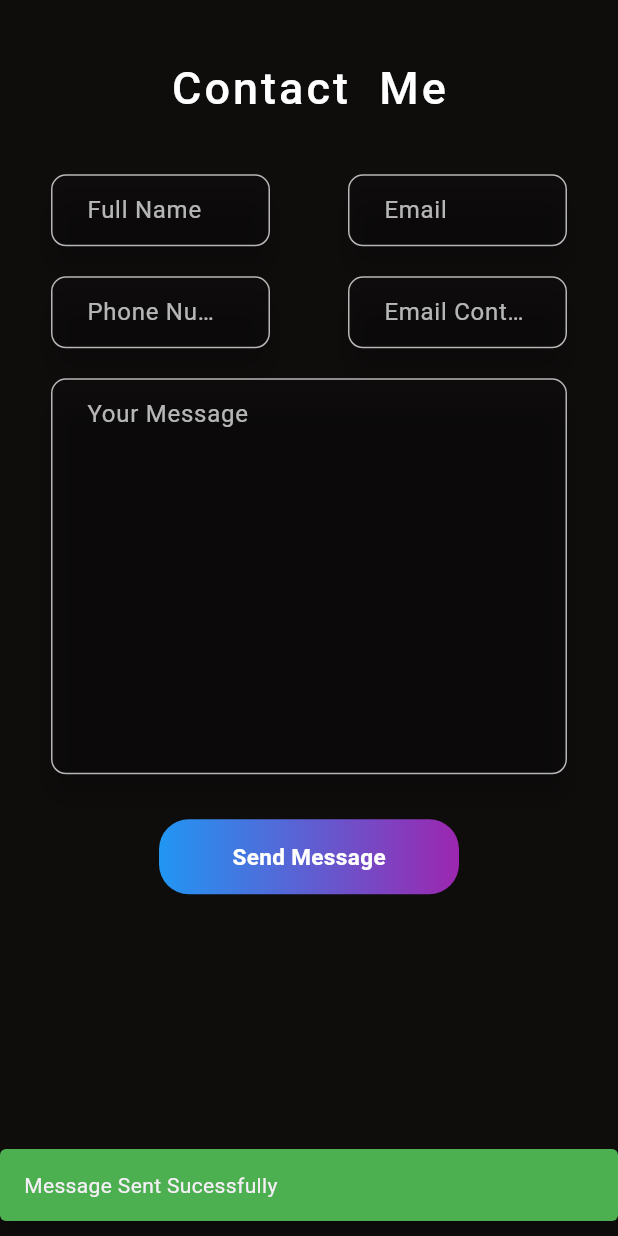
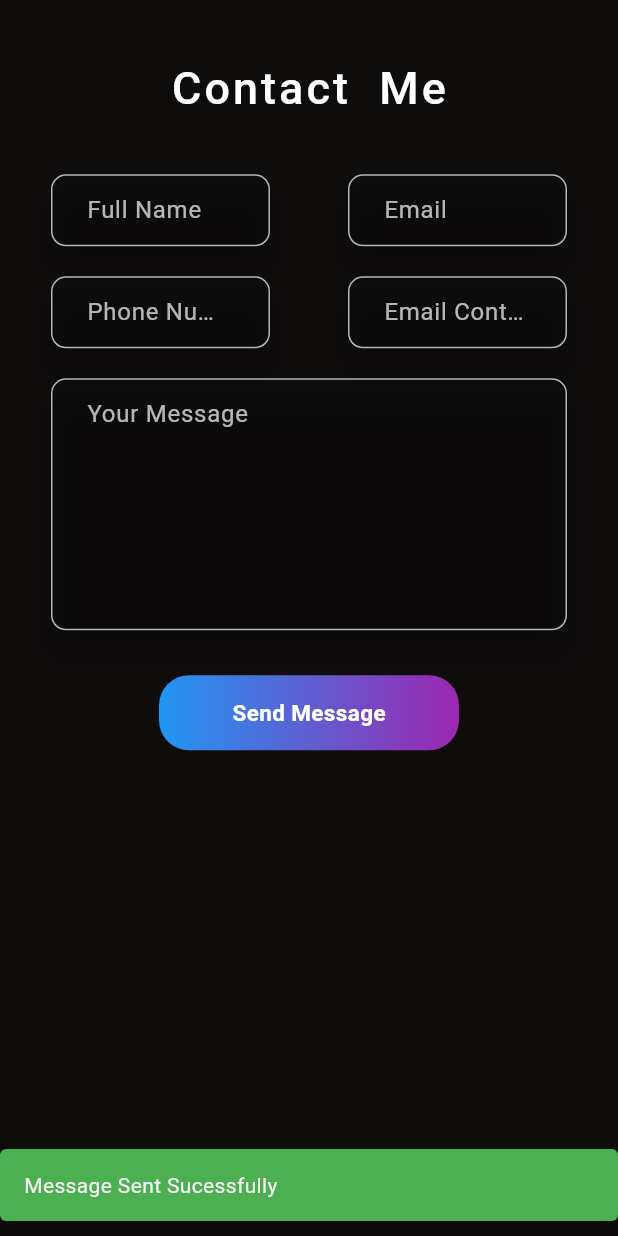
Before and after one commit to Akshaykpz/personal_website_flutter, a Flutter app: the ContactMe widget shown alone on an empty page, opened directly, after a tap on "Send Message", on a phone screen of 412 x 824 dp. Run offline on Flutter 3.47's test engine with Material 3 defaults, Android fonts, the phone set to English and light mode, and no system bars; our stand-ins replace animate_do, animated_text_kit, google_fonts, lottie; missing offline and left inert: dart:html; network calls fail.

Commit message:
all changes

```diff
--- a/lib/helper/helper_class.dart
+++ b/lib/helper/helper_class.dart
@@ -4,14 +4,14 @@ class HelperClass extends StatelessWidget {
   final Widget mobile;
   final Widget tablet;
   final Widget desktop;
-  // final double paddingWidth;
+  final double paddingWidth;
   final Color bgColor;
   const HelperClass({
     Key? key,
     required this.mobile,
     required this.tablet,
     required this.desktop,
-    // required this.paddingWidth,
+    required this.paddingWidth,
     required this.bgColor,
   }) : super(key: key);
 
@@ -32,25 +32,22 @@ class HelperClass extends StatelessWidget {
           );
         } else if (constraints.maxWidth < 1200) {
           return Container(
-            // height: size.height,
+            height: size.height,
             width: size.width,
             alignment: Alignment.center,
             color: bgColor,
             padding: EdgeInsets.symmetric(
-              vertical: size.height * 0.1,
-            ),
+                vertical: size.height * 0.1, horizontal: paddingWidth),
             child: tablet,
           );
         } else {
           return Container(
-            // height: size.height,
+            height: size.height,
             width: size.width,
             alignment: Alignment.center,
-
             color: bgColor,
             padding: EdgeInsets.symmetric(
-              vertical: size.height * 0.18,
-            ),
+                vertical: size.height * 0.18, horizontal: paddingWidth),
             child: desktop,
           );
         }
--- a/lib/view/widgets/contact_us.dart
+++ b/lib/view/widgets/contact_us.dart
@@ -50,6 +50,13 @@ Future sendemail() async {
         }
       }));
   log(response.statusCode);
+
+  nameController.clear();
+  emailController.clear();
+  phoneController.clear();
+  contentController.clear();
+  messageController.clear();
+
   return response.statusCode;
 }
 
@@ -66,6 +73,7 @@ class _ContactMeState extends State<ContactMe> {
     final size = MediaQuery.of(context).size;
 
     return HelperClass(
+        paddingWidth: size.width * 0.1,
         bgColor: AppColors.bgcolors,
         mobile: Column(children: [customfiled(context)]),
         tablet: Column(children: [customfiled(context)]),
@@ -172,6 +180,7 @@ class _ContactMeState extends State<ContactMe> {
       ),
       Padding(
         padding: const EdgeInsets.symmetric(horizontal: 16),
+        child: Expanded(
           child: Material(
             color: Colors.transparent,
             elevation: 8,
@@ -179,8 +188,9 @@ class _ContactMeState extends State<ContactMe> {
             child: TextFormField(
               style: const TextStyle(color: Colors.white),
               controller: messageController,
-            maxLines: 10,
+              maxLines: 6,
               decoration: inputFiled(hinttext: 'Your Message'),
+            ),
           ),
         ),
       ),
@@ -189,6 +199,9 @@ class _ContactMeState extends State<ContactMe> {
       ),
       InkWell(
         onTap: () {
+          sendemail().then((value) {
+            showSnackBar(context);
+          });
           showSnackBar(context);
         },
         onHover: (value) {
--- a/lib/view/widgets/custom_continer.dart
+++ b/lib/view/widgets/custom_continer.dart
@@ -10,7 +10,9 @@ class CustomContainer extends StatelessWidget {
 
   @override
   Widget build(BuildContext context) {
-    return AnimatedContainer(
+    return Padding(
+      padding: const EdgeInsets.symmetric(horizontal: 5),
+      child: AnimatedContainer(
         height: 35,
         width: MediaQuery.of(context).size.width * 0.1 * 1.3,
         decoration: BoxDecoration(
@@ -34,6 +36,7 @@ class CustomContainer extends StatelessWidget {
                 color: Colors.white),
           ),
         ]),
+      ),
     );
   }
 }
--- a/lib/view/widgets/experience.dart
+++ b/lib/view/widgets/experience.dart
@@ -203,6 +203,7 @@ class _ExpierenceState extends State<Expierence> {
     final Size size = MediaQuery.of(context).size;
 
     return HelperClass(
+      paddingWidth: size.width * 0.1,
       bgColor: AppColors.bgcolors,
       mobile: Column(
         mainAxisSize: MainAxisSize.min,
@@ -219,8 +220,7 @@ class _ExpierenceState extends State<Expierence> {
 
   Widget expierenceFilter(BuildContext context) {
     return SingleChildScrollView(
-      // Wrap with SingleChildScrollView
-      physics: AlwaysScrollableScrollPhysics(), // Set physics property
+      physics: const AlwaysScrollableScrollPhysics(),
       child: Column(
         // mainAxisAlignment: MainAxisAlignment.spaceAround,
         children: [
--- a/lib/view/widgets/my_portfolio.dart
+++ b/lib/view/widgets/my_portfolio.dart
@@ -34,6 +34,7 @@ class _MyPortfolioState extends State<MyPortfolio> {
 
     final size = MediaQuery.of(context).size;
     return HelperClass(
+      paddingWidth: size.width * 0.1,
       bgColor: AppColors.bgcolors,
       mobile: Column(
         mainAxisSize: MainAxisSize.min,
```
Also changed, not shown: lib/constants/box.dart (added, +10 -0 lines), lib/constants/text.dart (+51 -3 lines), lib/view/home.dart (+20 -62 lines), lib/view/widgets/about.dart (+8 -8 lines), lib/view/widgets/profile_image.dart (+6 -3 lines). Lines whose indentation alone changed are shown as unchanged.
